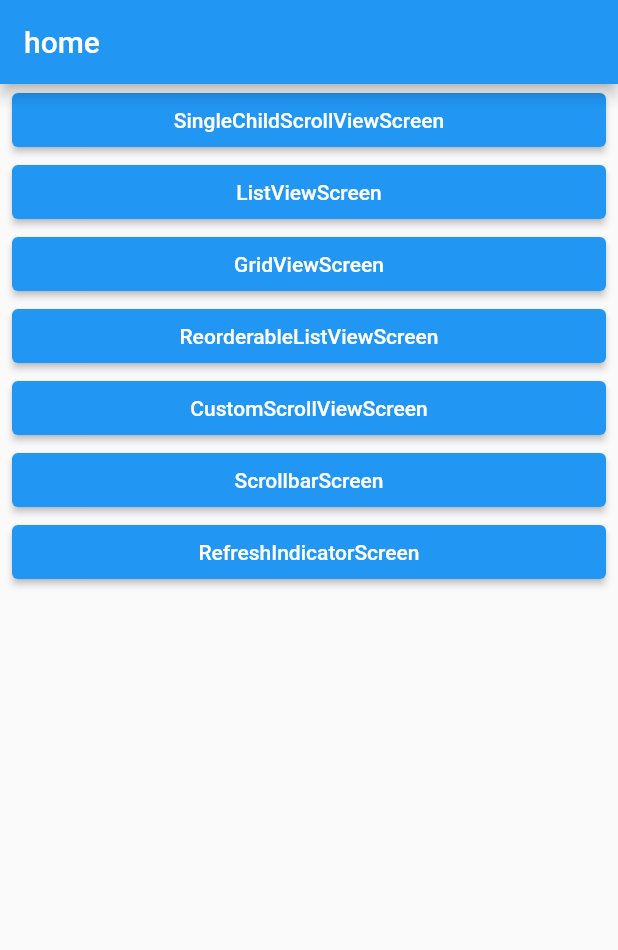
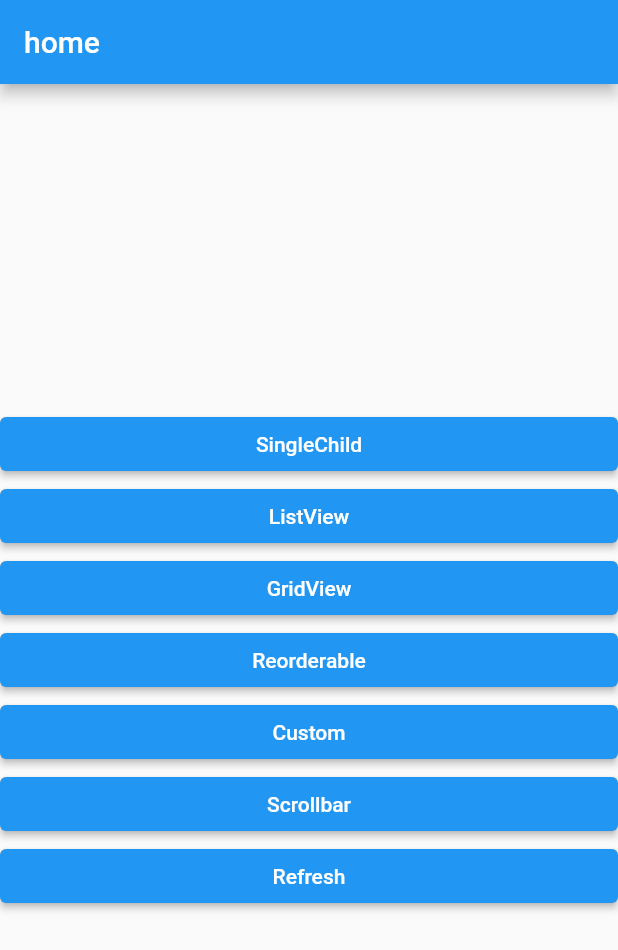
Before and after one commit to sHong7512/flutter_scrollable_widgets, a Flutter app: the screen it shows after launch, on a phone screen of 412 x 824 dp. Shown: the top 950 px of the screen. Run offline on Flutter 3.47's test engine with Material 2 defaults, Android fonts, the phone set to English and light mode, and no system bars; our stand-ins replace go_router.

Commit message:
[Refactoring] Buf - SingleChild Complete

```diff
--- a/lib/main.dart
+++ b/lib/main.dart
@@ -1,10 +1,32 @@
 import 'package:flutter/material.dart';
-import 'package:scrollable_widgets/screen/home_screen.dart';
+import 'package:go_router/go_router.dart';
+import 'package:scrollable_widgets/layout/main_layout.dart';
+import 'package:scrollable_widgets/route/router_set.dart';
 
 void main() {
   runApp(
-    MaterialApp(
-      home: HomeScreen(),
+    MaterialApp.router(
+      routerConfig: RouterSet().router,
     ),
   );
 }
+
+class HomeScreen extends StatelessWidget {
+  HomeScreen({Key? key}) : super(key: key);
+
+  @override
+  Widget build(BuildContext context) {
+    return MainLayout(
+      title: 'home',
+      body: Column(
+        mainAxisAlignment: MainAxisAlignment.center,
+        crossAxisAlignment: CrossAxisAlignment.stretch,
+        children: RouterSet.routerList
+            .map((route) => ElevatedButton(
+                onPressed: () => GoRouter.of(context).push(route.path),
+                child: Text(route.name ?? route.path)))
+            .toList(),
+      ),
+    );
+  }
+}
--- /dev/null
+++ b/lib/route/router_set.dart
@@ -0,0 +1,73 @@
+import 'package:flutter/material.dart';
+import 'package:go_router/go_router.dart';
+import 'package:scrollable_widgets/screen/custom_scroll_view_screen.dart';
+import 'package:scrollable_widgets/screen/grid_view_screen.dart';
+import 'package:scrollable_widgets/screen/list_view_screen.dart';
+import 'package:scrollable_widgets/screen/refresh_indicator_screen.dart';
+import 'package:scrollable_widgets/screen/reorderable_list_view_screen.dart';
+import 'package:scrollable_widgets/screen/scrollbar_screen.dart';
+import 'package:scrollable_widgets/single_child/single_child_item_screen.dart';
+import 'package:scrollable_widgets/single_child/single_child_scroll_view.dart';
+
+import '../main.dart';
+
+class RouterSet {
+  static final List<GoRoute> routerList = [
+    GoRoute(
+      path: '/singlechild',
+      name: 'SingleChild',
+      pageBuilder: (context, state) => MaterialPage(child: SingleChildScrollViewScreen()),
+      routes: [
+        GoRoute(
+          path: ':index',
+          pageBuilder: (context, state) {
+            final int index = int.parse(state.params['index']!.toString());
+            return MaterialPage(
+                child: SingleChildItemScreen(index: index, name: singleChildList[index]));
+          },
+        )
+      ],
+    ),
+    GoRoute(
+      path: '/list',
+      name: 'ListView',
+      pageBuilder: (context, state) => MaterialPage(child: ListViewScreen()),
+    ),
+    GoRoute(
+      path: '/grid',
+      name: 'GridView',
+      pageBuilder: (context, state) => MaterialPage(child: GridViewScreen()),
+    ),
+    GoRoute(
+      path: '/reorder',
+      name: 'Reorderable',
+      pageBuilder: (context, state) => MaterialPage(child: ReorderableListViewScreen()),
+    ),
+    GoRoute(
+      path: '/custom',
+      name: 'Custom',
+      pageBuilder: (context, state) => MaterialPage(child: CustomScrollViewScreen()),
+    ),
+    GoRoute(
+      path: '/scrollbar',
+      name: 'Scrollbar',
+      pageBuilder: (context, state) => MaterialPage(child: ScrollbarScreen()),
+    ),
+    GoRoute(
+      path: '/refresh',
+      name: 'Refresh',
+      pageBuilder: (context, state) => MaterialPage(child: RefreshIndicatorScreen()),
+    ),
+  ];
+
+  GoRouter get router => GoRouter(
+        initialLocation: '/',
+        routes: [
+          GoRoute(
+            path: '/',
+            pageBuilder: (context, state) => MaterialPage(child: HomeScreen()),
+          ),
+          ...routerList,
+        ],
+      );
+}
--- a/lib/screen/home_screen.dart
+++ /dev/null
@@ -1,83 +0,0 @@
-import 'package:flutter/material.dart';
-import 'package:scrollable_widgets/layout/main_layout.dart';
-import 'package:scrollable_widgets/screen/custom_scroll_view_screen.dart';
-import 'package:scrollable_widgets/screen/grid_view_screen.dart';
-import 'package:scrollable_widgets/screen/list_view_screen.dart';
-import 'package:scrollable_widgets/screen/refresh_indicator_screen.dart';
-import 'package:scrollable_widgets/screen/reorderable_list_view_screen.dart';
-import 'package:scrollable_widgets/screen/scrollbar_screen.dart';
-import 'package:scrollable_widgets/screen/single_child_scroll_view.dart';
-
-class ScreenModel {
-  final WidgetBuilder builder;
-  final String name;
-
-  ScreenModel({
-    required this.builder,
-    required this.name,
-  });
-}
-
-class HomeScreen extends StatelessWidget {
-  final screens = [
-    ScreenModel(
-      builder: (_) => SingleChildScrollViewScreen(),
-      name: 'SingleChildScrollViewScreen',
-    ),
-    ScreenModel(
-      builder: (_) => ListViewScreen(),
-      name: 'ListViewScreen',
-    ),
-    ScreenModel(
-      builder: (_) => GridViewScreen(),
-      name: 'GridViewScreen',
-    ),
-    ScreenModel(
-      builder: (_) => ReorderableListViewScreen(),
-      name: 'ReorderableListViewScreen',
-    ),
-    ScreenModel(
-      builder: (_) => CustomScrollViewScreen(),
-      name: 'CustomScrollViewScreen',
-    ),
-    ScreenModel(
-      builder: (_) => ScrollbarScreen(),
-      name: 'ScrollbarScreen',
-    ),
-    ScreenModel(
-      builder: (_) => RefreshIndicatorScreen(),
-      name: 'RefreshIndicatorScreen',
-    ),
-  ];
-
-  HomeScreen({Key? key}) : super(key: key);
-
-  @override
-  Widget build(BuildContext context) {
-    return MainLayout(
-      title: 'home',
-      body: Padding(
-        padding: const EdgeInsets.symmetric(horizontal: 8.0),
-        child: SingleChildScrollView(
-          child: Column(
-            mainAxisAlignment: MainAxisAlignment.center,
-            crossAxisAlignment: CrossAxisAlignment.stretch,
-            children: screens
-                .map(
-                  (screen) =>
-                  ElevatedButton(
-                    onPressed: () {
-                      Navigator.of(context).push(
-                        MaterialPageRoute(builder: screen.builder),
-                      );
-                    },
-                    child: Text(screen.name),
-                  ),
-            )
-                .toList(),
-          ),
-        ),
-      ),
-    );
-  }
-}
--- /dev/null
+++ b/lib/single_child/single_child_scroll_view.dart
@@ -0,0 +1,35 @@
+import 'package:flutter/material.dart';
+import 'package:go_router/go_router.dart';
+
+import '../layout/main_layout.dart';
+
+/// SingleChildScrollView 는 모든 아이템을 전부 메모리에 랜더링한다. (ListView랑은 반대)
+const List<String> singleChildList = [
+  '기본 랜더링',
+  '화면을 넘어가지 않아도 스크롤 되게하기',
+  '위젯이 잘리지 않게 스크롤 되게하기',
+  '여러가지 physics 정리',
+  'SingleChildView 퍼포먼스',
+];
+
+class SingleChildScrollViewScreen extends StatelessWidget {
+  SingleChildScrollViewScreen({Key? key}) : super(key: key);
+
+  @override
+  Widget build(BuildContext context) {
+    return MainLayout(
+      title: 'SingleChildScrollView',
+      body: Column(
+        mainAxisAlignment: MainAxisAlignment.center,
+        crossAxisAlignment: CrossAxisAlignment.stretch,
+        children: singleChildList.asMap().entries
+            .map((entry) => ElevatedButton(
+                onPressed: () {
+                  GoRouter.of(context).push('/singlechild/${entry.key}');
+                },
+                child: Text(entry.value)))
+            .toList(),
+      ),
+    );
+  }
+}
--- a/pubspec.yaml
+++ b/pubspec.yaml
@@ -36,6 +36,8 @@ dependencies:
   # The following adds the Cupertino Icons font to your application.
   # Use with the CupertinoIcons class for iOS style icons.
   cupertino_icons: ^1.0.2
+
+  go_router: ^5.1.0
 
 dev_dependencies:
   flutter_test:
```
Also changed, not shown: lib/const/enviroment.dart (added, +44 -0 lines), lib/screen/custom_scroll_view_screen.dart (+2 -26 lines), lib/screen/grid_view_screen.dart (+2 -28 lines), lib/screen/list_view_screen.dart (+2 -27 lines), lib/screen/refresh_indicator_screen.dart (+3 -28 lines), lib/screen/reorderable_list_view_screen.dart (+2 -29 lines), lib/screen/scrollbar_screen.dart (+3 -31 lines), lib/screen/single_child_scroll_view.dart (deleted, +0 -111 lines), lib/single_child/single_child_item_screen.dart (added, +80 -0 lines), pubspec.lock.
